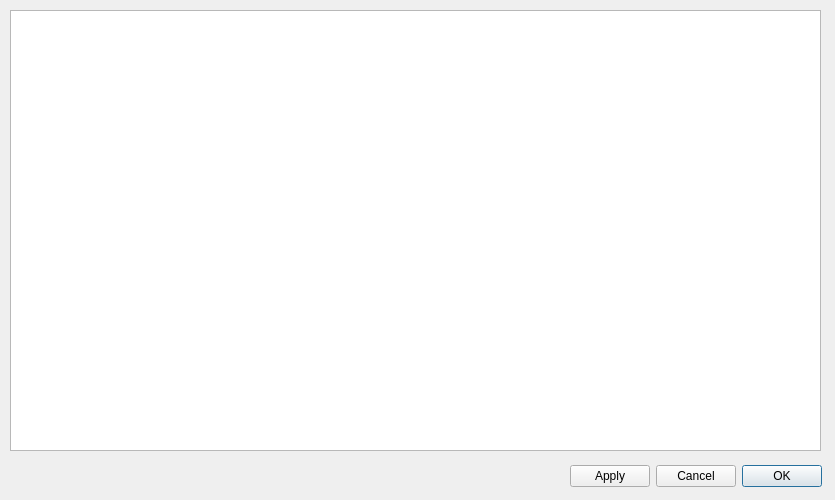
Above: sources/lusan/view/common/ui/ProjectSettings.ui from aregtech/areg-sdk-tools before the change. Below: the same form after it.
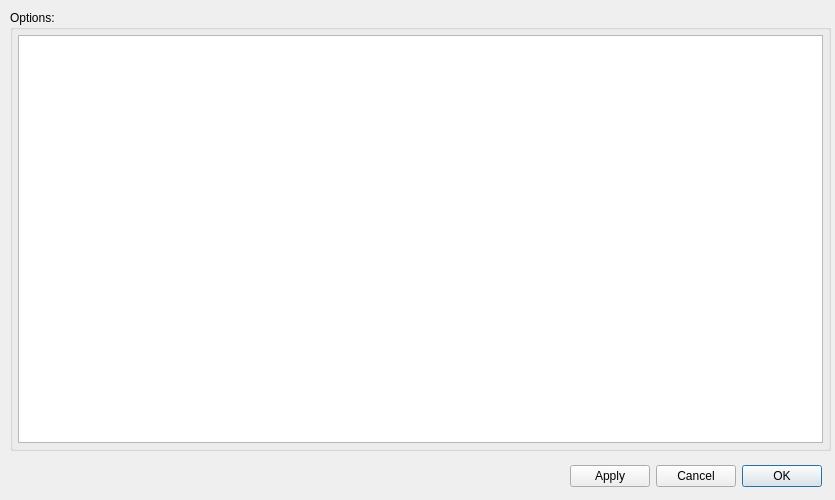
That is the form after the change.

What changed in the file:
```diff
--- a/sources/lusan/view/common/ui/ProjectSettings.ui
+++ b/sources/lusan/view/common/ui/ProjectSettings.ui
@@ -43,12 +43,33 @@
     <rect>
      <x>10</x>
      <y>10</y>
-     <width>811</width>
+     <width>821</width>
      <height>441</height>
     </rect>
    </property>
    <layout class="QHBoxLayout" name="horizontalLayout">
     <item>
+     <widget class="QGroupBox" name="groupBox">
+      <property name="title">
+       <string>Options:</string>
+      </property>
+      <layout class="QVBoxLayout" name="verticalLayout">
+       <property name="spacing">
+        <number>5</number>
+       </property>
+       <property name="leftMargin">
+        <number>5</number>
+       </property>
+       <property name="topMargin">
+        <number>5</number>
+       </property>
+       <property name="rightMargin">
+        <number>5</number>
+       </property>
+       <property name="bottomMargin">
+        <number>5</number>
+       </property>
+       <item>
      <widget class="QListView" name="settingsList">
       <property name="sizePolicy">
        <sizepolicy hsizetype="Preferred" vsizetype="Preferred">
@@ -59,6 +80,18 @@
       <property name="sizeAdjustPolicy">
        <enum>QAbstractScrollArea::SizeAdjustPolicy::AdjustToContents</enum>
       </property>
+         <property name="editTriggers">
+          <set>QAbstractItemView::EditTrigger::NoEditTriggers</set>
+         </property>
+         <property name="spacing">
+          <number>5</number>
+         </property>
+         <property name="selectionRectVisible">
+          <bool>true</bool>
+         </property>
+        </widget>
+       </item>
+      </layout>
      </widget>
     </item>
    </layout>
```
Lines whose indentation alone changed are shown as unchanged.
